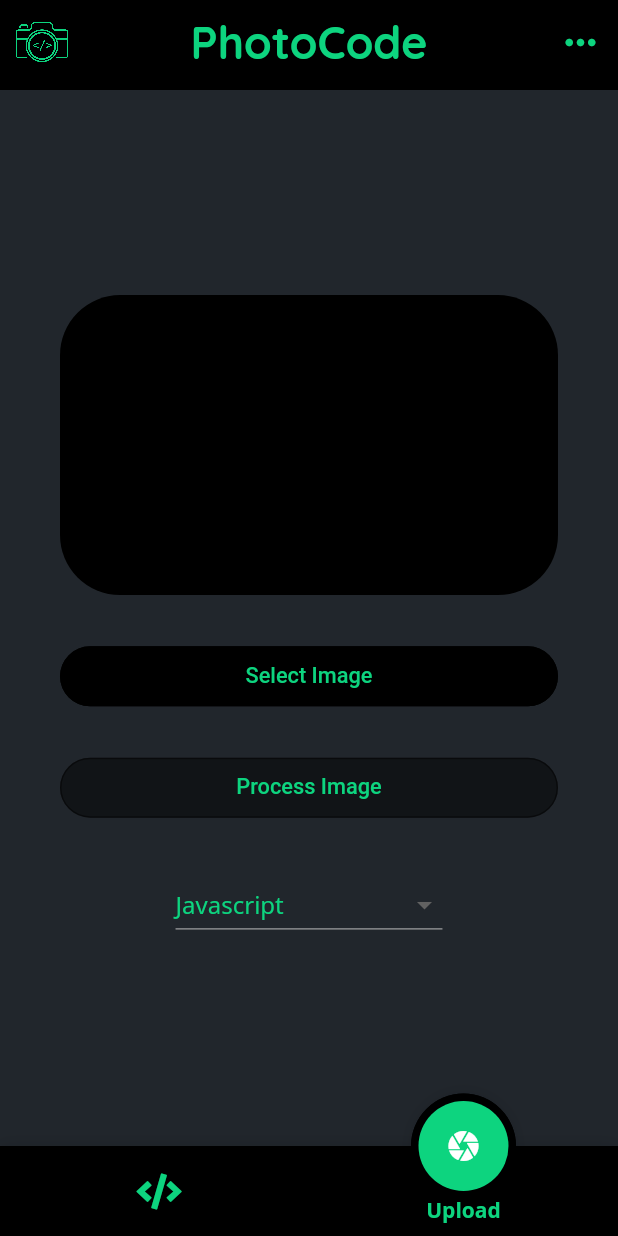
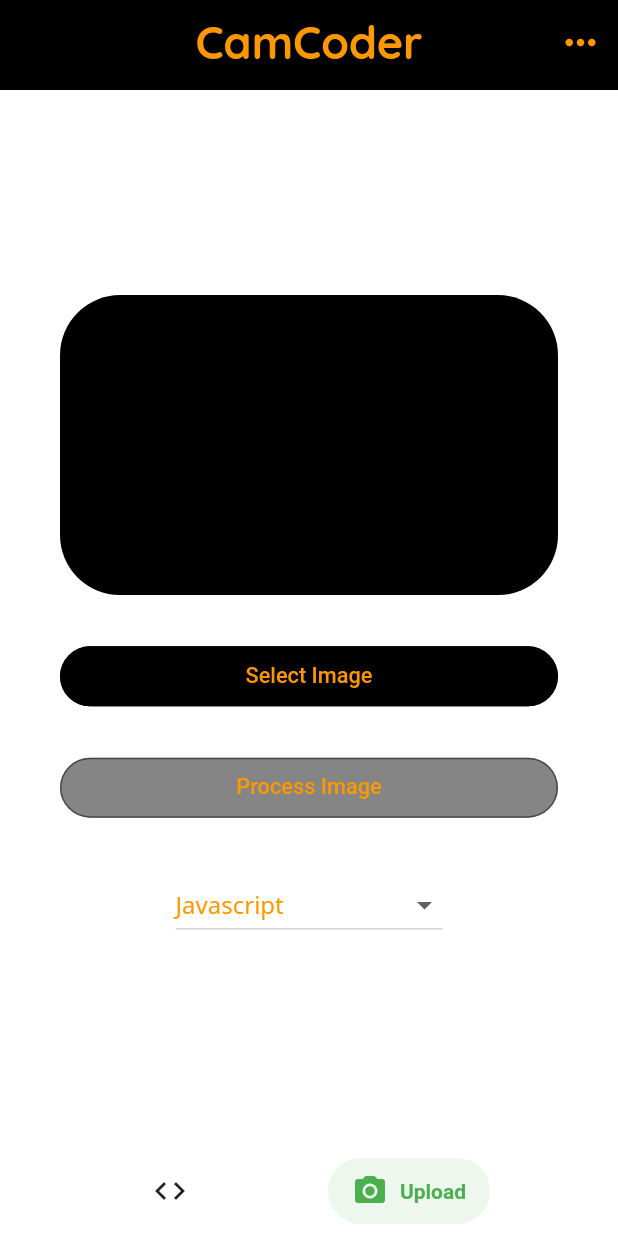
Before and after one commit to RaajeevChandran/CamCoder, a Flutter app: the screen it shows after launch, item 2 of the bottom bar chosen, on a phone screen of 412 x 824 dp. Run offline on Flutter 3.47's test engine with Material 2 defaults, Android fonts, the phone set to English and light mode, and no system bars; drawn by our look-alikes of fancy_bottom_navigation, salomon_bottom_bar; our stand-ins replace date_format, dio, file_picker, flutter_highlight, font_awesome_flutter, getflutter and 1 more; missing offline and left inert: highlight, platform_action_sheet, rich_code_editor; network calls fail.

Commit message:
ui changes

```diff
--- a/lib/constants.dart
+++ b/lib/constants.dart
@@ -1,11 +1,9 @@
 import 'package:flutter/material.dart';
 
 class Constants {
-  static const String appName = 'PhotoCode';
-  static const String logoTag = 'com.photocode.photocodemobile.logo';
-  static const String titleTag = 'com.photocode.photocodemobile.title';
-  static const Color accentColor = Color.fromRGBO(13, 212, 127, 1);
+  static const String appName = 'CamCoder';
+  static const Color accentColor = Colors.orange;
   static const Color textColor = Colors.white;
-  static const Color backgroundColor = Color.fromRGBO(33, 38, 44, 1);
+  static const Color backgroundColor = Colors.white;
   static const Color barBackgroundColor = Colors.black;
 }
--- a/lib/main.dart
+++ b/lib/main.dart
@@ -9,7 +9,6 @@ import 'package:image_picker/image_picker.dart';
 import "package:http/http.dart" as http;
 import 'constants.dart';
 import 'main_screen.dart';
-import 'screens/login_screen.dart';
 import 'models/snippets.dart';
 
 void main() {
@@ -32,15 +31,12 @@ class MyApp extends StatelessWidget {
         primaryColor: Colors.white,
         backgroundColor: Constants.backgroundColor,
         accentColor: Constants.accentColor,
-        // fontFamily: 'SourceSansPro',
         textTheme: TextTheme(
           headline3: TextStyle(
             fontFamily: 'OpenSans',
             fontSize: 45.0,
-            // fontWeight: FontWeight.w400,
           ),
           button: TextStyle(
-            // OpenSans is similar to NotoSans but the uppercases look a bit better IMO
             fontFamily: 'OpenSans',
           ),
           caption: TextStyle(
--- a/lib/main_screen.dart
+++ b/lib/main_screen.dart
@@ -6,7 +6,7 @@ import 'constants.dart';
 import 'screens/edit_screen.dart';
 import 'screens/photo_screen.dart';
 import 'screens/snippets_screen.dart';
-import 'widgets/photo_code_bottom_navigation_bar.dart';
+import 'widgets/bottom_navigation_bar.dart';
 
 class MainScreen extends StatefulWidget {
   static const routeName = '/main';
@@ -25,7 +25,7 @@ class _MainScreenState extends State<MainScreen> {
         backgroundColor: Constants.backgroundColor,
         appBar: PhotoCodeAppBar(),
         body: _getPage(this._currentPage),
-        bottomNavigationBar: PhotoCodeBottomNavigationBar(
+        bottomNavigationBar: CodeBottomNavigationBar(
           setPage: (position) {
             setState(() {
               this._currentPage = position;
--- /dev/null
+++ b/lib/widgets/bottom_navigation_bar.dart
@@ -0,0 +1,37 @@
+import 'package:fancy_bottom_navigation/fancy_bottom_navigation.dart';
+import 'package:flutter/material.dart';
+import 'package:font_awesome_flutter/font_awesome_flutter.dart';
+import 'package:salomon_bottom_bar/salomon_bottom_bar.dart';
+
+import '../constants.dart';
+
+class CodeBottomNavigationBar extends StatefulWidget {
+  final void Function(int) setPage;
+
+  CodeBottomNavigationBar({@required this.setPage});
+
+  @override
+  _CodeBottomNavigationBarState createState() => _CodeBottomNavigationBarState();
+}
+
+class _CodeBottomNavigationBarState extends State<CodeBottomNavigationBar> {
+  var _currentIndex=0;
+  @override
+  Widget build(BuildContext context) {
+    return SalomonBottomBar(
+      curve: Curves.bounceInOut,
+      currentIndex:_currentIndex,
+      items: [
+        SalomonBottomBarItem(icon: Icon(Icons.code), title: Text('Saved Code'),selectedColor: Colors.orange),
+        SalomonBottomBarItem(
+            icon: Icon(Icons.camera_alt), title: Text('Upload'),selectedColor: Colors.green,)
+      ],
+      onTap: (i){
+        widget.setPage(i);
+        setState(() {
+          _currentIndex=i;
+        });
+      },
+    );
+  }
+}
--- a/lib/widgets/photo_code_app_bar.dart
+++ b/lib/widgets/photo_code_app_bar.dart
@@ -6,7 +6,7 @@ class PhotoCodeAppBar extends StatelessWidget with PreferredSizeWidget {
   final bool showBackButton;
   final String title;
 
-  PhotoCodeAppBar({this.showBackButton = false, this.title = "PhotoCode"});
+  PhotoCodeAppBar({this.showBackButton = false, this.title = "CamCoder"});
 
   @override
   Widget build(BuildContext context) {
@@ -25,15 +25,7 @@ class PhotoCodeAppBar extends StatelessWidget with PreferredSizeWidget {
                   Navigator.pop(context);
                 },
               )
-            : Hero(
-                tag: Constants.logoTag,
-                child: Image.asset(
-                  'assets/images/photocode.png',
-                  filterQuality: FilterQuality.high,
-                  height: 10,
-                  width: 10,
-                ),
-              ),
+            : null
       ),
       actions: [
         Padding(
--- a/lib/widgets/photo_code_bottom_navigation_bar.dart
+++ /dev/null
@@ -1,27 +0,0 @@
-import 'package:fancy_bottom_navigation/fancy_bottom_navigation.dart';
-import 'package:flutter/material.dart';
-import 'package:font_awesome_flutter/font_awesome_flutter.dart';
-
-import '../constants.dart';
-
-class PhotoCodeBottomNavigationBar extends StatelessWidget {
-  final void Function(int) setPage;
-
-  PhotoCodeBottomNavigationBar({@required this.setPage});
-
-  @override
-  Widget build(BuildContext context) {
-    return FancyBottomNavigation(
-      activeIconColor: Constants.textColor,
-      circleColor: Constants.accentColor,
-      inactiveIconColor: Constants.accentColor,
-      barBackgroundColor: Constants.barBackgroundColor,
-      textColor: Constants.accentColor,
-      tabs: [
-        TabData(iconData: FontAwesomeIcons.code, title: "Snippets"),
-        TabData(iconData: Icons.camera, title: "Upload"),
-      ],
-      onTabChangedListener: setPage,
-    );
-  }
-}
--- a/pubspec.yaml
+++ b/pubspec.yaml
@@ -43,6 +43,7 @@ dependencies:
   highlight: ^0.6.0
   rich_code_editor:
   file_picker:
+  salomon_bottom_bar:
 
 dev_dependencies:
   flutter_test:
```
Also changed, not shown: lib/custom_route.dart (deleted, +0 -27 lines), lib/screens/login_screen.dart (deleted, +0 -66 lines), lib/syntax_highlighter.dart (+8 -8 lines), lib/widgets/fade_in.dart (deleted, +0 -117 lines), pubspec.lock.
